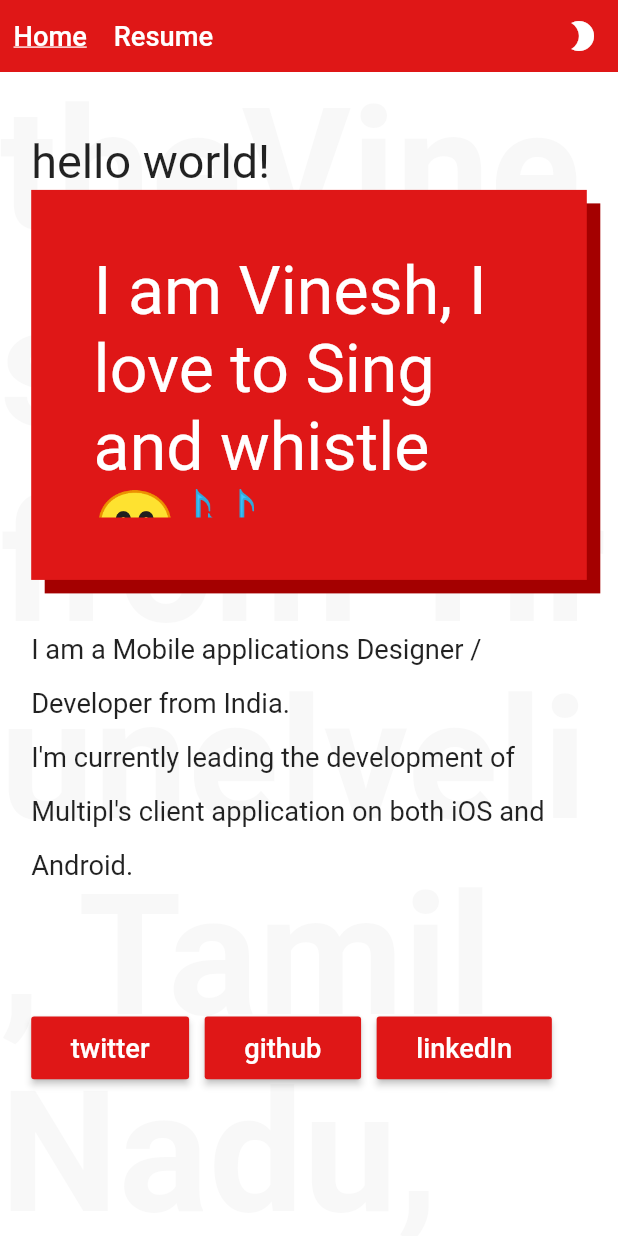
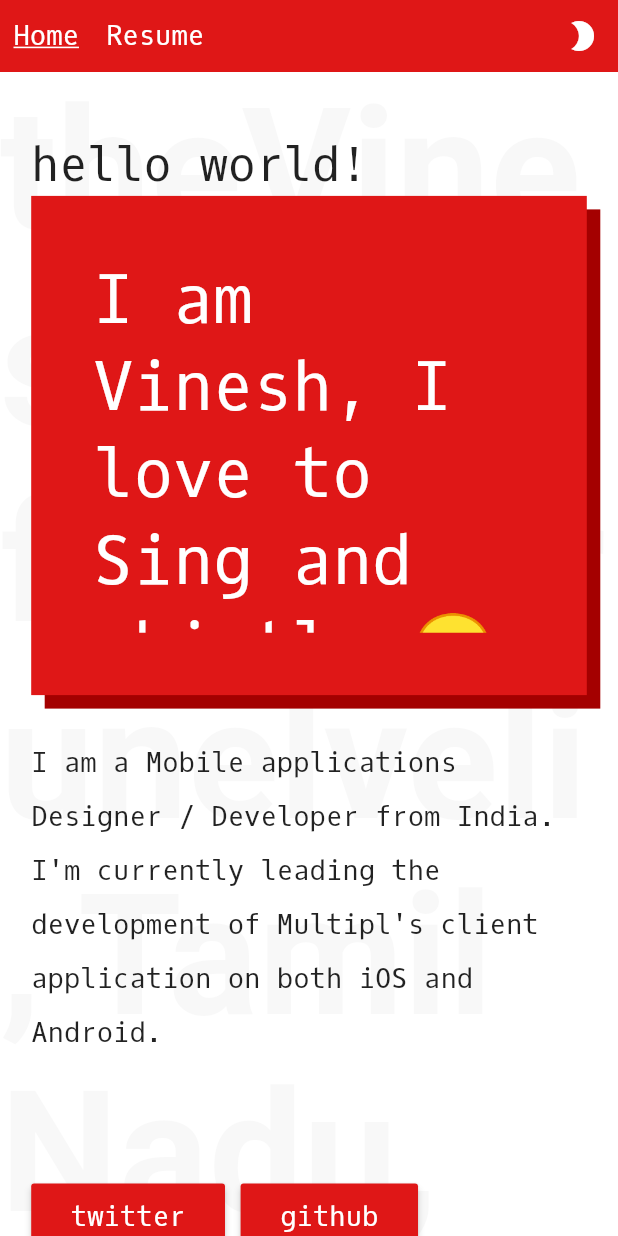
Before and after one commit to theVinesh/personal-site, a Flutter app: the screen it shows after launch, on a phone screen of 412 x 824 dp. Run offline on Flutter 3.47's test engine with Material 2 defaults, Android fonts, the phone set to English and light mode, and no system bars; our stand-ins replace flutter_markdown, flutter_mobx, mobx; generated files the repository leaves out were written again.

Commit message:
Use OxygenMonoRegular for font

```diff
--- a/lib/constants/assets.dart
+++ b/lib/constants/assets.dart
@@ -5,5 +5,6 @@ class Pages {
 
 class Fonts {
   static const BASE_PATH = "fonts";
-  static const OXYGEN_MONO_REGULAR = "$BASE_PATH/font/OxygenMono-Regular.ttf";
+  static const OXYGEN_MONO_REGULAR = "$BASE_PATH/OxygenMono-Regular.ttf";
+  static const OXYGEN_MONO_REGULAR_FAMILY = "OxygenMono";
 }
--- a/lib/constants/theme.dart
+++ b/lib/constants/theme.dart
@@ -1,11 +1,12 @@
 import 'package:flutter/material.dart';
 import 'package:thevinesh/constants/colors.dart';
+import 'package:thevinesh/constants/constants.dart';
 import 'package:thevinesh/utils/utils.dart';
 
 class AppTheme {
   static const double DEFAULT_FONT_SIZE = 14.0;
 
-  static ThemeData theme({BuildContext using, bool darkMode = false}) {
+  static ThemeData theme({BuildContext using, bool isDarkMode = false}) {
     final _darkColorScheme = ColorScheme(
       primary: AppColors.fireEngine,
       primaryVariant: AppColors.brick,
@@ -38,9 +39,38 @@ class AppTheme {
       brightness: Brightness.light,
     );
 
-    final _themeData = ThemeData.from(
-      colorScheme: darkMode ? _darkColorScheme : _lightColorScheme,
+    final colorScheme = isDarkMode ? _darkColorScheme : _lightColorScheme;
+
+    ///Copied from #ThemeData.from(colorScheme)
+    // For surfaces that use primary color in light themes and surface color in dark
+    final Color primarySurfaceColor =
+        isDarkMode ? colorScheme.surface : colorScheme.primary;
+    final Color onPrimarySurfaceColor =
+        isDarkMode ? colorScheme.onSurface : colorScheme.onPrimary;
+
+    final _themeData = ThemeData(
+      brightness: colorScheme.brightness,
+      primaryColor: primarySurfaceColor,
+      primaryColorBrightness:
+          ThemeData.estimateBrightnessForColor(primarySurfaceColor),
+      canvasColor: colorScheme.background,
+      accentColor: colorScheme.secondary,
+      accentColorBrightness:
+          ThemeData.estimateBrightnessForColor(colorScheme.secondary),
+      scaffoldBackgroundColor: colorScheme.background,
+      bottomAppBarColor: colorScheme.surface,
+      cardColor: colorScheme.surface,
+      dividerColor: colorScheme.onSurface.withOpacity(0.12),
+      backgroundColor: colorScheme.background,
+      dialogBackgroundColor: colorScheme.background,
+      errorColor: colorScheme.error,
+      indicatorColor: onPrimarySurfaceColor,
+      applyElevationOverlayColor: isDarkMode,
+      colorScheme: colorScheme,
+      fontFamily: Fonts.OXYGEN_MONO_REGULAR_FAMILY,
     );
+
+    ///_________________
 
     /// Extremely large text.
     final TextStyle headline1 = _themeData.textTheme.headline1;
@@ -87,8 +117,7 @@ class AppTheme {
     /// Typically used for captions or to introduce a (larger) headline.
     final TextStyle overline = _themeData.textTheme.overline;
 
-    final textTheme = _themeData.textTheme
-        .copyWith(
+    final textTheme = _themeData.textTheme.copyWith(
       headline1: headline1.copyWith(
           fontSize: (DEFAULT_FONT_SIZE + 80).sp(using: using)),
       headline2: headline2.copyWith(
@@ -109,18 +138,17 @@ class AppTheme {
           bodyText1.copyWith(fontSize: DEFAULT_FONT_SIZE.sp(using: using)),
       bodyText2:
           bodyText2.copyWith(fontSize: DEFAULT_FONT_SIZE.sp(using: using)),
-          caption: caption.copyWith(
-              fontSize: (DEFAULT_FONT_SIZE - 2).sp(using: using)),
+      caption:
+          caption.copyWith(fontSize: (DEFAULT_FONT_SIZE - 2).sp(using: using)),
       button: button.copyWith(fontSize: DEFAULT_FONT_SIZE.sp(using: using)),
-          overline: overline.copyWith(
-              fontSize: (DEFAULT_FONT_SIZE - 4).sp(using: using)),
-        )
-        .apply(fontFamily: "OxygenMono");
+      overline:
+          overline.copyWith(fontSize: (DEFAULT_FONT_SIZE - 4).sp(using: using)),
+    );
 
     final _localizedTheme = ThemeData.localize(_themeData, textTheme);
     return _localizedTheme.copyWith(
       buttonTheme: _localizedTheme.buttonTheme.copyWith(
-        buttonColor: darkMode ? AppColors.doctorWhite : AppColors.fireEngine,
+        buttonColor: isDarkMode ? AppColors.doctorWhite : AppColors.fireEngine,
         textTheme: ButtonTextTheme.primary,
       ),
     );
--- a/lib/main.dart
+++ b/lib/main.dart
@@ -50,7 +50,7 @@ class _SiteState extends State<Site> {
   Widget build(BuildContext context) {
     return Observer(
       builder: (_) => Theme(
-        data: AppTheme.theme(using: context, darkMode: _store.darkMode),
+        data: AppTheme.theme(using: context, isDarkMode: _store.darkMode),
         child: Scaffold(
           appBar: NavBar(
               appStore: _store,
--- a/lib/page/home/home.dart
+++ b/lib/page/home/home.dart
@@ -77,7 +77,7 @@ class _Hero extends StatelessWidget {
   Widget build(BuildContext context) {
     return ShadowedBox(
       padding: EdgeInsets.all(32.sp(using: context)),
-      height: (context.screenSize <= ScreenSize.medium ? 200 : 128)
+      height: (context.screenSize <= ScreenSize.medium ? 256 : 160)
           .sp(using: context),
       child: Align(
         alignment: Alignment.centerLeft,
```
Also changed, not shown: 1 other file. Lines whose indentation alone changed are shown as unchanged.
